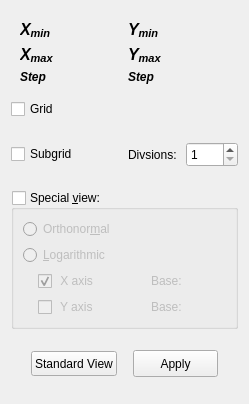
Old version of the form Windows/rangeadjustments.ui in the repository AdelKS/ZeGrapher.
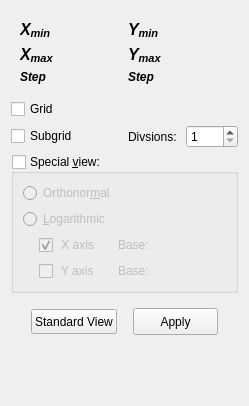
New version of the form. Icons and pictures are not drawn.

```diff
--- a/Windows/rangeadjustments.ui
+++ b/Windows/rangeadjustments.ui
@@ -7,7 +7,7 @@
     <x>0</x>
     <y>0</y>
     <width>249</width>
-    <height>404</height>
+    <height>406</height>
    </rect>
   </property>
   <property name="minimumSize">
@@ -232,6 +232,12 @@
      <property name="enabled">
       <bool>true</bool>
      </property>
+     <property name="sizePolicy">
+      <sizepolicy hsizetype="Preferred" vsizetype="Preferred">
+       <horstretch>0</horstretch>
+       <verstretch>0</verstretch>
+      </sizepolicy>
+     </property>
      <property name="title">
       <string>Special &amp;view:</string>
      </property>
@@ -270,19 +276,29 @@
           <verstretch>0</verstretch>
          </sizepolicy>
         </property>
-        <layout class="QVBoxLayout" name="verticalLayout">
+        <layout class="QFormLayout" name="formLayout">
+         <property name="fieldGrowthPolicy">
+          <enum>QFormLayout::ExpandingFieldsGrow</enum>
+         </property>
+         <property name="formAlignment">
+          <set>Qt::AlignLeading|Qt::AlignLeft|Qt::AlignVCenter</set>
+         </property>
+         <property name="horizontalSpacing">
+          <number>18</number>
+         </property>
          <property name="leftMargin">
-          <number>15</number>
+          <number>16</number>
          </property>
          <property name="topMargin">
           <number>0</number>
          </property>
+         <property name="rightMargin">
+          <number>0</number>
+         </property>
          <property name="bottomMargin">
           <number>0</number>
          </property>
-         <item>
-          <layout class="QHBoxLayout" name="xAxisLayout">
-           <item>
+         <item row="0" column="0">
             <widget class="QCheckBox" name="xLogScale">
              <property name="text">
               <string> X axis</string>
@@ -292,22 +308,24 @@
              </property>
             </widget>
            </item>
-           <item>
-            <spacer name="horizontalSpacer_4">
-             <property name="orientation">
-              <enum>Qt::Horizontal</enum>
-             </property>
-             <property name="sizeType">
-              <enum>QSizePolicy::Fixed</enum>
-             </property>
-             <property name="sizeHint" stdset="0">
-              <size>
-               <width>40</width>
-               <height>20</height>
-              </size>
-             </property>
-            </spacer>
-           </item>
+         <item row="0" column="1">
+          <widget class="QWidget" name="horizontalWidget" native="true">
+           <layout class="QHBoxLayout" name="xAxisLayout">
+            <property name="spacing">
+             <number>6</number>
+            </property>
+            <property name="leftMargin">
+             <number>0</number>
+            </property>
+            <property name="topMargin">
+             <number>0</number>
+            </property>
+            <property name="rightMargin">
+             <number>0</number>
+            </property>
+            <property name="bottomMargin">
+             <number>0</number>
+            </property>
            <item>
             <widget class="QLabel" name="label">
              <property name="text">
@@ -316,32 +334,27 @@
             </widget>
            </item>
           </layout>
+          </widget>
          </item>
-         <item>
-          <layout class="QHBoxLayout" name="yAxisLayout">
-           <item>
+         <item row="1" column="0">
             <widget class="QCheckBox" name="yLogScale">
              <property name="text">
               <string> Y axis</string>
              </property>
             </widget>
            </item>
-           <item>
-            <spacer name="horizontalSpacer_5">
-             <property name="orientation">
-              <enum>Qt::Horizontal</enum>
-             </property>
-             <property name="sizeType">
-              <enum>QSizePolicy::Fixed</enum>
-             </property>
-             <property name="sizeHint" stdset="0">
-              <size>
-               <width>40</width>
-               <height>20</height>
-              </size>
-             </property>
-            </spacer>
-           </item>
+         <item row="1" column="1">
+          <widget class="QWidget" name="horizontalWidget_2" native="true">
+           <layout class="QHBoxLayout" name="yAxisLayout">
+            <property name="leftMargin">
+             <number>0</number>
+            </property>
+            <property name="topMargin">
+             <number>0</number>
+            </property>
+            <property name="bottomMargin">
+             <number>0</number>
+            </property>
            <item>
             <widget class="QLabel" name="label_8">
              <property name="text">
@@ -350,6 +363,7 @@
             </widget>
            </item>
           </layout>
+          </widget>
          </item>
         </layout>
        </widget>
@@ -434,6 +448,19 @@
      </layout>
     </widget>
    </item>
+   <item>
+    <spacer name="verticalSpacer">
+     <property name="orientation">
+      <enum>Qt::Vertical</enum>
+     </property>
+     <property name="sizeHint" stdset="0">
+      <size>
+       <width>20</width>
+       <height>40</height>
+      </size>
+     </property>
+    </spacer>
+   </item>
   </layout>
  </widget>
  <resources/>
```
Left out of the diff: 6 changed lines with no effect on the pictures. Lines whose indentation alone changed are shown as unchanged.
